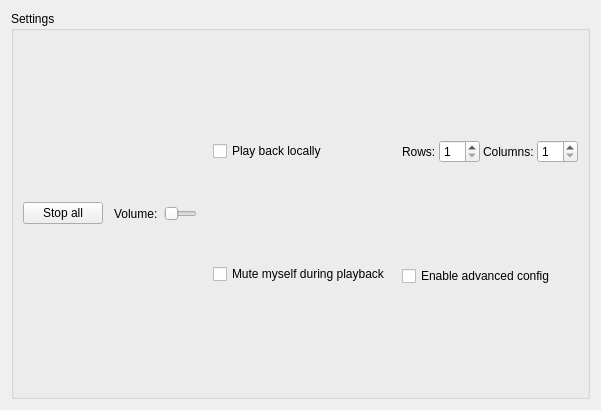
Old version of the form src/config_qt.ui in the repository MGraefe/RP-Soundboard.
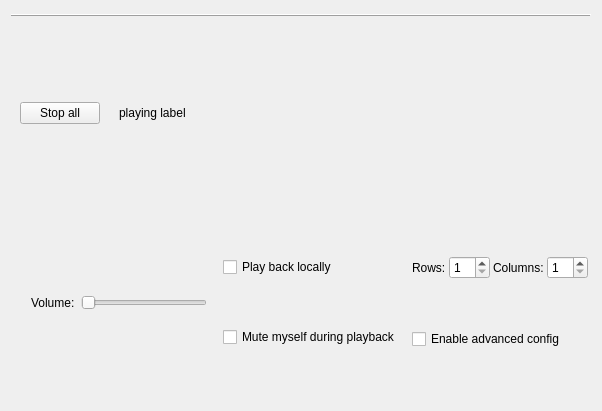
New version of the form. Icons and pictures are not drawn.

Commit message: Moved Settings to expandable Section, added status label w/ animation that shows currently playing sound

What changed in the file:
```diff
--- a/src/config_qt.ui
+++ b/src/config_qt.ui
@@ -9,8 +9,8 @@
    <rect>
     <x>0</x>
     <y>0</y>
-    <width>601</width>
-    <height>410</height>
+    <width>602</width>
+    <height>411</height>
    </rect>
   </property>
   <property name="minimumSize">
@@ -30,32 +30,108 @@
    <locale language="English" country="UnitedStates"/>
   </property>
   <layout class="QVBoxLayout" name="verticalLayout_2">
+   <property name="spacing">
+    <number>0</number>
+   </property>
    <item>
-    <layout class="QVBoxLayout" name="verticalLayout">
-     <item>
-      <layout class="QGridLayout" name="gridLayout"/>
+    <layout class="QGridLayout" name="gridLayout">
+     <property name="bottomMargin">
+      <number>3</number>
+     </property>
+     <property name="verticalSpacing">
+      <number>6</number>
+     </property>
+    </layout>
      </item>
      <item>
-      <layout class="QVBoxLayout" name="verticalLayout_3">
-       <property name="sizeConstraint">
-        <enum>QLayout::SetDefaultConstraint</enum>
-       </property>
+    <widget class="QFrame" name="frame">
+     <property name="frameShape">
+      <enum>QFrame::HLine</enum>
+     </property>
+     <property name="frameShadow">
+      <enum>QFrame::Raised</enum>
+     </property>
+    </widget>
+   </item>
        <item>
-        <widget class="QGroupBox" name="groupBox">
-         <property name="title">
-          <string>Settings</string>
-         </property>
-         <property name="checkable">
-          <bool>false</bool>
-         </property>
-         <layout class="QHBoxLayout" name="horizontalLayout">
+    <widget class="QFrame" name="horizontalFrame">
+     <layout class="QHBoxLayout" name="horizontalLayout_3">
+      <property name="spacing">
+       <number>6</number>
+      </property>
+      <property name="topMargin">
+       <number>3</number>
+      </property>
+      <property name="bottomMargin">
+       <number>3</number>
+      </property>
           <item>
            <widget class="QPushButton" name="b_stop">
             <property name="text">
              <string>Stop all</string>
             </property>
-           </widget>
-          </item>
+        <property name="icon">
+         <iconset resource="qtres.qrc">
+          <normaloff>:/icon/img/stoparrow_32.png</normaloff>:/icon/img/stoparrow_32.png</iconset>
+        </property>
+       </widget>
+      </item>
+      <item>
+       <widget class="QLabel" name="playingIconLabel">
+        <property name="sizePolicy">
+         <sizepolicy hsizetype="Fixed" vsizetype="Fixed">
+          <horstretch>0</horstretch>
+          <verstretch>0</verstretch>
+         </sizepolicy>
+        </property>
+        <property name="maximumSize">
+         <size>
+          <width>25</width>
+          <height>25</height>
+         </size>
+        </property>
+        <property name="text">
+         <string/>
+        </property>
+        <property name="pixmap">
+         <pixmap resource="qtres.qrc">:/icon/img/speaker_icon_3_64.png</pixmap>
+        </property>
+        <property name="scaledContents">
+         <bool>true</bool>
+        </property>
+       </widget>
+      </item>
+      <item>
+       <widget class="QLabel" name="playingLabel">
+        <property name="sizePolicy">
+         <sizepolicy hsizetype="Expanding" vsizetype="Preferred">
+          <horstretch>0</horstretch>
+          <verstretch>0</verstretch>
+         </sizepolicy>
+        </property>
+        <property name="text">
+         <string>playing label</string>
+        </property>
+       </widget>
+      </item>
+     </layout>
+    </widget>
+   </item>
+   <item>
+    <widget class="QWidget" name="settingsWidget" native="true">
+     <layout class="QHBoxLayout" name="horizontalLayout">
+      <property name="leftMargin">
+       <number>15</number>
+      </property>
+      <property name="topMargin">
+       <number>0</number>
+      </property>
+      <property name="rightMargin">
+       <number>3</number>
+      </property>
+      <property name="bottomMargin">
+       <number>3</number>
+      </property>
           <item>
            <spacer name="horizontalSpacer">
             <property name="orientation">
@@ -208,10 +284,6 @@
           </item>
          </layout>
         </widget>
-       </item>
-      </layout>
-     </item>
-    </layout>
    </item>
   </layout>
  </widget>
```
Lines whose indentation alone changed are shown as unchanged. The commit also changes 14 other files.
